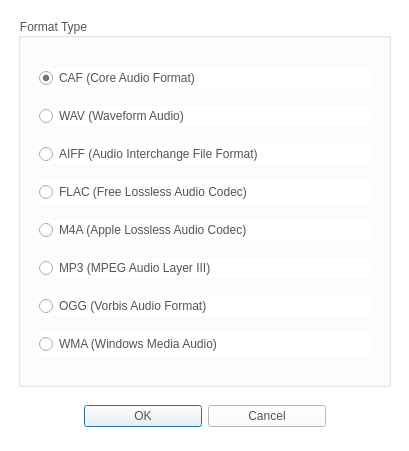
First picture: the form in CaX/dialog/selectformatdialog.ui, repository fsest4u/CaX_03, before the edit.
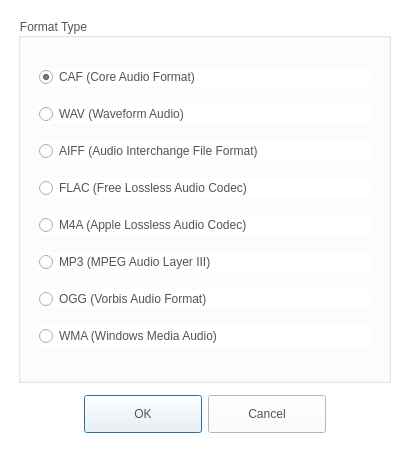
Second picture: the form after the edit. Icons and pictures are not drawn.

Patch:
```diff
--- a/CaX/dialog/selectformatdialog.ui
+++ b/CaX/dialog/selectformatdialog.ui
@@ -55,15 +55,16 @@
      <property name="minimumSize">
       <size>
        <width>0</width>
-       <height>34</height>
+       <height>0</height>
       </size>
      </property>
      <property name="styleSheet">
       <string notr="true">QPushButton
 {
-  border-image: url(&quot;:/resource/audiocd-popup-btn110-ok-n.png&quot;);
-width: 110px;
-color: rgb(84, 84, 84)
+	border-image: url(&quot;:/resource/audiocd-popup-btn110-ok-n.png&quot;);
+	width: 110px;
+	height: 30px;
+	color: rgb(84, 84, 84)
 }
 
 QPushButton:hover
```
Left out of the diff: 7 changed lines with no effect on the pictures.
